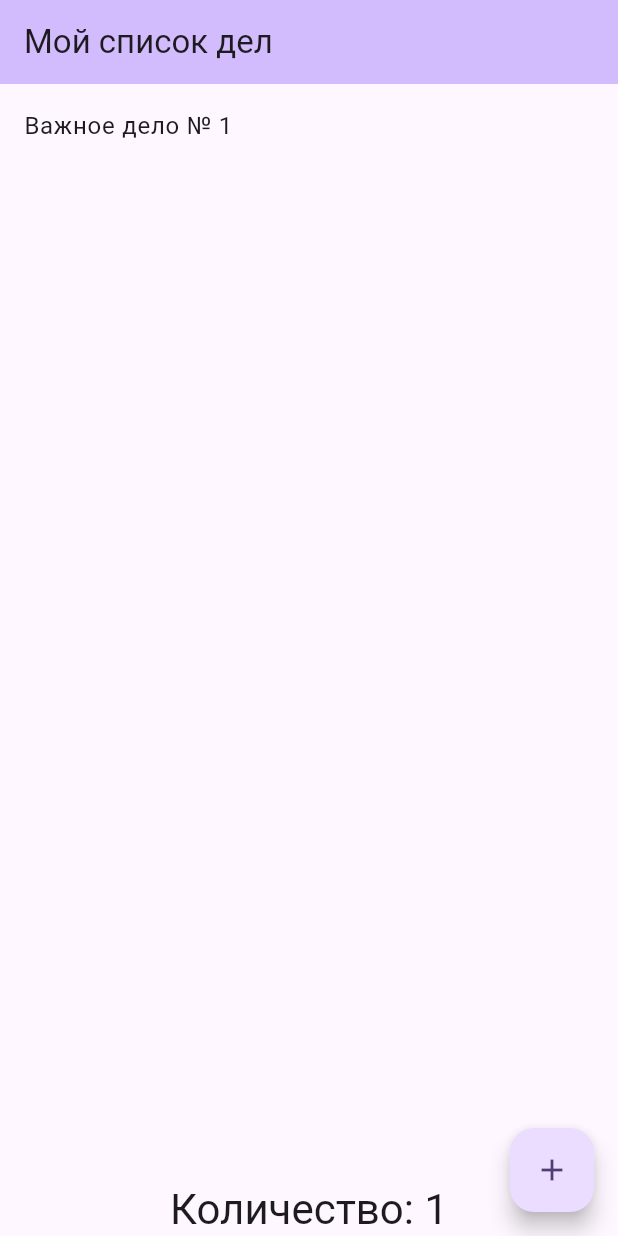
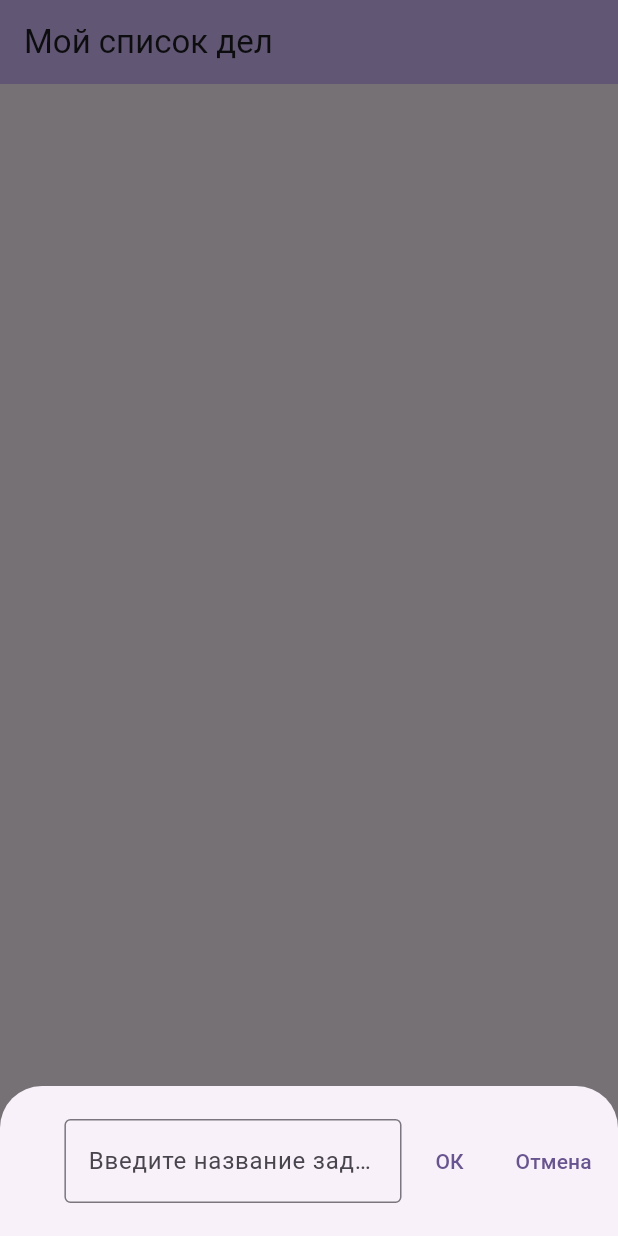
Before and after one commit to aram-aramyan/FlutterToDo, a Flutter app: the screen it shows after launch, after a tap on the "add" icon, on a phone screen of 412 x 824 dp. Run offline on Flutter 3.47's test engine with Material 3 defaults, Android fonts, the phone set to English and light mode, and no system bars.

Commit message:
Добавление задачи с названием

```diff
--- a/lib/main.dart
+++ b/lib/main.dart
@@ -7,27 +7,11 @@ void main() {
 class MyApp extends StatelessWidget {
   const MyApp({super.key});
 
-  // This widget is the root of your application.
   @override
   Widget build(BuildContext context) {
     return MaterialApp(
       title: 'Список дел на Flutter',
       theme: ThemeData(
-        // This is the theme of your application.
-        //
-        // TRY THIS: Try running your application with "flutter run". You'll see
-        // the application has a purple toolbar. Then, without quitting the app,
-        // try changing the seedColor in the colorScheme below to Colors.green
-        // and then invoke "hot reload" (save your changes or press the "hot
-        // reload" button in a Flutter-supported IDE, or press "r" if you used
-        // the command line to start the app).
-        //
-        // Notice that the counter didn't reset back to zero; the application
-        // state is not lost during the reload. To reset the state, use hot
-        // restart instead.
-        //
-        // This works for code too, not just values: Most code changes can be
-        // tested with just a hot reload.
         colorScheme: ColorScheme.fromSeed(seedColor: Colors.deepPurple),
         useMaterial3: true,
       ),
@@ -38,16 +22,6 @@ class MyApp extends StatelessWidget {
 
 class MyHomePage extends StatefulWidget {
   const MyHomePage({super.key, required this.title});
-
-  // This widget is the home page of your application. It is stateful, meaning
-  // that it has a State object (defined below) that contains fields that affect
-  // how it looks.
-
-  // This class is the configuration for the state. It holds the values (in this
-  // case the title) provided by the parent (in this case the App widget) and
-  // used by the build method of the State. Fields in a Widget subclass are
-  // always marked "final".
-
   final String title;
 
   @override
@@ -59,53 +33,90 @@ class _MyHomePageState extends State<MyHomePage> {
   //Список дел
   final List<String> items = [];
 
-  void _addItem() {
-    setState(() {
-      // This call to setState tells the Flutter framework that something has
-      // changed in this State, which causes it to rerun the build method below
-      // so that the display can reflect the updated values. If we changed
-      // _counter without calling setState(), then the build method would not be
-      // called again, and so nothing would appear to happen.
+  // Данные открытой в редакторе задачи
+  String editTask = '';
+  int editTaskIndex = -1;
 
-      items.add('Важное дело № ${items.length + 1}');
-    });
+ void _addItem() {
+    editTaskIndex = -1;
+    editTask = '';
+
+    showModalBottomSheet(
+      context: context,
+      builder: (context) {
+        return SizedBox(
+          height: 100,
+          child: Center(
+            child: Row(
+              mainAxisAlignment: MainAxisAlignment.center,
+              children: [
+
+                Spacer(flex: 1),
+
+                // Тестовое поле для ввода названия задачи
+                Flexible(
+                  flex: 6,
+                  child: TextField(
+                    decoration: InputDecoration(
+                      labelText: 'Введите название задачи',
+                      border: OutlineInputBorder(),
+                    ),
+                    // При изменении текста - сохраняем в переменную editTask
+                    onChanged: (value) {
+                      editTask = value;
+                    },
+                  ),
+                ),
+
+                // Кнопка "ОК" добавляет задачу с указанным названием
+                Flexible(
+                  flex: 2,
+                  child: TextButton(
+                    onPressed: () {
+                      setState(() {
+                        if (editTask.isEmpty) {
+                          editTask = 'Задача без названия';
+                        }
+
+                        items.add(editTask);
+                      });
+
+                      Navigator.pop(context);
+                    },
+                    child: Text('ОК'),
+                  ),
+                ),
+
+                // Кнопка "Отмена" просто закрывает окно
+                Flexible(
+                  flex: 2,
+                  child: TextButton(
+                    onPressed: () {
+                      Navigator.pop(context);
+                    },
+                    child: Text('Отмена'),
+                  ),
+                ),
+
+
+              ],
+            ),
+          ),
+        );
+      },
+    );
+
   }
 
   @override
   Widget build(BuildContext context) {
-    // This method is rerun every time setState is called, for instance as done
-    // by the _incrementCounter method above.
-    //
-    // The Flutter framework has been optimized to make rerunning build methods
-    // fast, so that you can just rebuild anything that needs updating rather
-    // than having to individually change instances of widgets.
     return Scaffold(
       appBar: AppBar(
-        // TRY THIS: Try changing the color here to a specific color (to
-        // Colors.amber, perhaps?) and trigger a hot reload to see the AppBar
-        // change color while the other colors stay the same.
         backgroundColor: Theme.of(context).colorScheme.inversePrimary,
-        // Here we take the value from the MyHomePage object that was created by
-        // the App.build method, and use it to set our appbar title.
         title: Text(widget.title),
       ),
       body: Center(
-        // Center is a layout widget. It takes a single child and positions it
-        // in the middle of the parent.
         child: Column(
-          // Column is also a layout widget. It takes a list of children and
-          // arranges them vertically. By default, it sizes itself to fit its
-          // children horizontally, and tries to be as tall as its parent.
-          //
-          // Column has various properties to control how it sizes itself and
-          // how it positions its children. Here we use mainAxisAlignment to
-          // center the children vertically; the main axis here is the vertical
-          // axis because Columns are vertical (the cross axis would be
-          // horizontal).
-          //
-          // TRY THIS: Invoke "debug painting" (choose the "Toggle Debug Paint"
-          // action in the IDE, or press "p" in the console), to see the
-          // wireframe for each widget.
           mainAxisAlignment: MainAxisAlignment.center,
           children: <Widget>[
             Expanded(
@@ -137,7 +148,7 @@ class _MyHomePageState extends State<MyHomePage> {
         onPressed: _addItem,
         tooltip: 'Добавить',
         child: const Icon(Icons.add),
-      ), // This trailing comma makes auto-formatting nicer for build methods.
+      ),
     );
   }
 }
```
